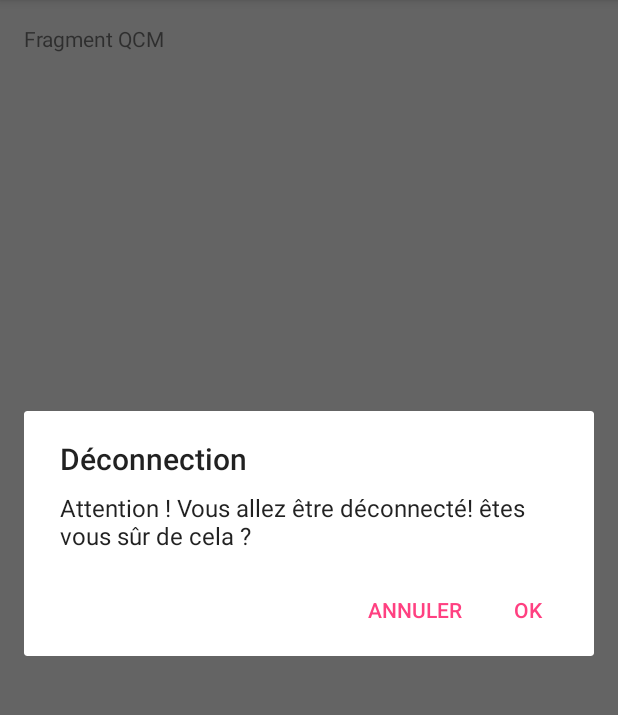
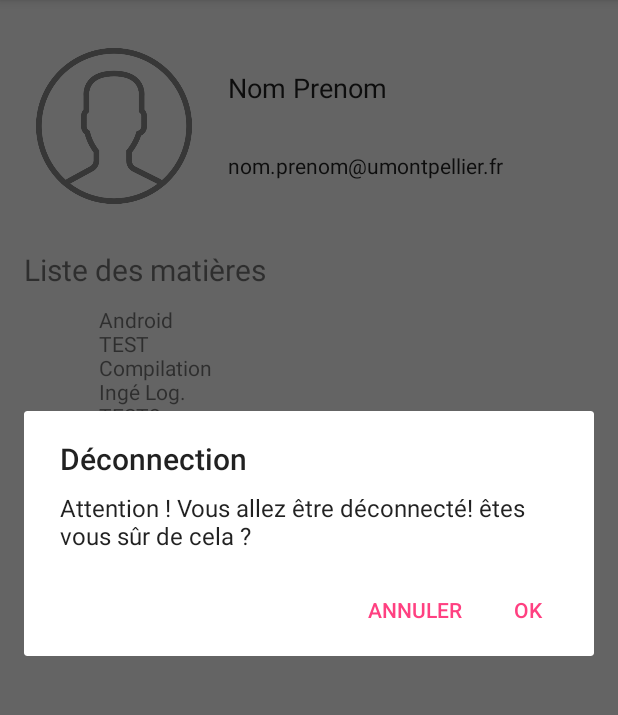
Before and after one commit to hmalzieux/AfterWork, an Android app: the fragment profilFragment placed in its activity, in the side drawer, after a tap on "Se déconnecter", on a phone screen of 412 x 824 dp, the part 84-799 px from its top. Run offline under Robolectric (Android 15) with nearby library versions, the phone set to English and light mode, and no system bars.

Commit message:
Ajout du fragment profil

```diff
--- a/app/src/main/java/com/example/hugo/afterwork/profilFragment.java
+++ b/app/src/main/java/com/example/hugo/afterwork/profilFragment.java
@@ -7,46 +7,19 @@ import android.support.v4.app.Fragment;
 import android.view.LayoutInflater;
 import android.view.View;
 import android.view.ViewGroup;
+import android.widget.TextView;
 
-
-/**
- * A simple {@link Fragment} subclass.
- * Activities that contain this fragment must implement the
- * {@link profilFragment.OnFragmentInteractionListener} interface
- * to handle interaction events.
- * Use the {@link profilFragment#newInstance} factory method to
- * create an instance of this fragment.
- */
 public class profilFragment extends Fragment {
-    // TODO: Rename parameter arguments, choose names that match
-    // the fragment initialization parameters, e.g. ARG_ITEM_NUMBER
-    private static final String ARG_PARAM1 = "param1";
-    private static final String ARG_PARAM2 = "param2";
-
-    // TODO: Rename and change types of parameters
-    private String mParam1;
-    private String mParam2;
+    String[] matieres = {"Android", "TEST", "Compilation", "Ingé Log." , "TEST2"};
 
     private OnFragmentInteractionListener mListener;
 
     public profilFragment() {
-        // Required empty public constructor
     }
 
-    /**
-     * Use this factory method to create a new instance of
-     * this fragment using the provided parameters.
-     *
-     * @param param1 Parameter 1.
-     * @param param2 Parameter 2.
-     * @return A new instance of fragment profilFragment.
-     */
-    // TODO: Rename and change types and number of parameters
     public static profilFragment newInstance(String param1, String param2) {
         profilFragment fragment = new profilFragment();
         Bundle args = new Bundle();
-        args.putString(ARG_PARAM1, param1);
-        args.putString(ARG_PARAM2, param2);
         fragment.setArguments(args);
         return fragment;
     }
@@ -54,17 +27,19 @@ public class profilFragment extends Fragment {
     @Override
     public void onCreate(Bundle savedInstanceState) {
         super.onCreate(savedInstanceState);
-        if (getArguments() != null) {
-            mParam1 = getArguments().getString(ARG_PARAM1);
-            mParam2 = getArguments().getString(ARG_PARAM2);
-        }
     }
 
     @Override
     public View onCreateView(LayoutInflater inflater, ViewGroup container,
                              Bundle savedInstanceState) {
-        // Inflate the layout for this fragment
-        return inflater.inflate(R.layout.fragment_profil, container, false);
+        View view = inflater.inflate(R.layout.fragment_profil, container, false);
+        TextView liste_matieres = (TextView) view.findViewById(R.id.matieres);
+        String s = "";
+        for (int i = 0;i<matieres.length;i++) {
+            s += matieres[i]+"\n";
+        }
+        liste_matieres.setText(s);
+        return view;
     }
 
     // TODO: Rename method, update argument and hook method into UI event
@@ -77,12 +52,6 @@ public class profilFragment extends Fragment {
     @Override
     public void onAttach(Context context) {
         super.onAttach(context);
-       /* if (context instanceof OnFragmentInteractionListener) {
-            mListener = (OnFragmentInteractionListener) context;
-        } else {
-            throw new RuntimeException(context.toString()
-                    + " must implement OnFragmentInteractionListener");
-        }*/
     }
 
     @Override
@@ -90,17 +59,6 @@ public class profilFragment extends Fragment {
         super.onDetach();
         mListener = null;
     }
-
-    /**
-     * This interface must be implemented by activities that contain this
-     * fragment to allow an interaction in this fragment to be communicated
-     * to the activity and potentially other fragments contained in that
-     * activity.
-     * <p>
-     * See the Android Training lesson <a href=
-     * "http://developer.android.com/training/basics/fragments/communicating.html"
-     * >Communicating with Other Fragments</a> for more information.
-     */
     public interface OnFragmentInteractionListener {
         // TODO: Update argument type and name
         void onFragmentInteraction(Uri uri);
--- a/app/src/main/res/layout/fragment_matiere.xml
+++ b/app/src/main/res/layout/fragment_matiere.xml
@@ -3,6 +3,16 @@
     android:layout_width="match_parent"
     android:layout_height="match_parent"
     tools:context="com.example.hugo.afterwork.MatiereFragment">
+    <RelativeLayout
+        android:layout_width="match_parent"
+        android:layout_height="match_parent">
+    <TextView
+        android:id="@+id/titre"
+        android:layout_width="match_parent"
+        android:layout_height="wrap_content"
+        android:text="Liste des matières"
+        android:textSize="20dp"
+        android:gravity="center_horizontal"/>
 
     <GridView xmlns:android="http://schemas.android.com/apk/res/android"
         android:id="@+id/gridview_matiere"
@@ -13,6 +23,8 @@
         android:verticalSpacing="20dp"
         android:horizontalSpacing="20dp"
         android:stretchMode="columnWidth"
-        android:gravity="center"/>
-
+        android:layout_marginTop="10dp"
+        android:gravity="center"
+        android:layout_below="@+id/titre"/>
+    </RelativeLayout>
 </FrameLayout>
--- a/app/src/main/res/layout/fragment_profil.xml
+++ b/app/src/main/res/layout/fragment_profil.xml
@@ -4,11 +4,60 @@
     android:layout_height="match_parent"
     tools:context="com.example.hugo.afterwork.profilFragment"
     android:id="@+id/frame_profil">
-
-    <!-- TODO: Update blank fragment layout -->
-    <TextView
+    <RelativeLayout
         android:layout_width="match_parent"
+        android:layout_height="match_parent">
+    <LinearLayout xmlns:android="http://schemas.android.com/apk/res/android"
+        android:id="@+id/linear_profil"
+        android:layout_width="match_parent"
+        android:layout_height="wrap_content">
+    <ImageView
+        android:id="@+id/imageView"
+        android:layout_width="120dp"
+        android:layout_height="120dp"
+        android:src="@drawable/user"
+        android:paddingTop="@dimen/nav_header_vertical_spacing"/>
+    <RelativeLayout
+        android:layout_width="fill_parent"
         android:layout_height="match_parent"
-        android:text="Profil Fragment" />
-
+        android:layout_marginLeft="@dimen/activity_horizontal_margin">
+        <TextView
+            android:id="@+id/id_user_nomprenom"
+            android:layout_width="match_parent"
+            android:layout_height="wrap_content"
+            android:text="@string/user_nomprenom"
+            android:paddingTop="30dp"
+            android:paddingBottom="30dp"
+            android:textSize="18dp"
+            android:textAppearance="@style/TextAppearance.AppCompat.Body1" />
+        <TextView
+            android:id="@+id/textView"
+            android:layout_width="wrap_content"
+            android:layout_height="wrap_content"
+            android:text="@string/user_mail"
+            android:layout_below="@+id/id_user_nomprenom"
+            android:textAppearance="@style/TextAppearance.AppCompat.Body1" />
+    </RelativeLayout>
+</LinearLayout>
+    <RelativeLayout
+        android:layout_width="match_parent"
+        android:layout_height="fill_parent"
+        android:layout_below="@+id/linear_profil"
+        android:layout_marginTop="30dp">
+        <TextView
+            android:id="@+id/liste_matiere"
+            android:layout_width="wrap_content"
+            android:layout_height="wrap_content"
+            android:text="Liste des matières"
+            android:textSize="20dp"/>
+        <TextView
+            android:id="@+id/matieres"
+            android:layout_width="match_parent"
+            android:layout_height="wrap_content"
+            android:layout_below="@+id/liste_matiere"
+            android:paddingTop="10dp"
+            android:layout_marginLeft="50dp"
+            android:textSize="14dp"/>
+    </RelativeLayout>
+    </RelativeLayout>
 </FrameLayout>
--- a/app/src/main/res/menu/activity_main_drawer.xml
+++ b/app/src/main/res/menu/activity_main_drawer.xml
@@ -9,10 +9,6 @@
             android:title="Matière"
             android:checked="true"/>
         <item
-            android:id="@+id/nav_profil"
-            android:icon="@mipmap/ic_profil"
-            android:title="Profil" />
-        <item
             android:id="@+id/nav_cours"
             android:icon="@mipmap/ic_cours"
             android:title="Cours" />
@@ -21,6 +17,10 @@
             android:icon="@mipmap/ic_quiz"
             android:title="QCM" />
         <item
+            android:id="@+id/nav_profil"
+            android:icon="@mipmap/ic_profil"
+            android:title="Profil" />
+        <item
             android:id="@+id/nav_logout"
             android:icon="@drawable/logout"
             android:title="Se déconnecter"/>
```
Also changed, not shown: app/src/main/res/drawable/user.png (added).
